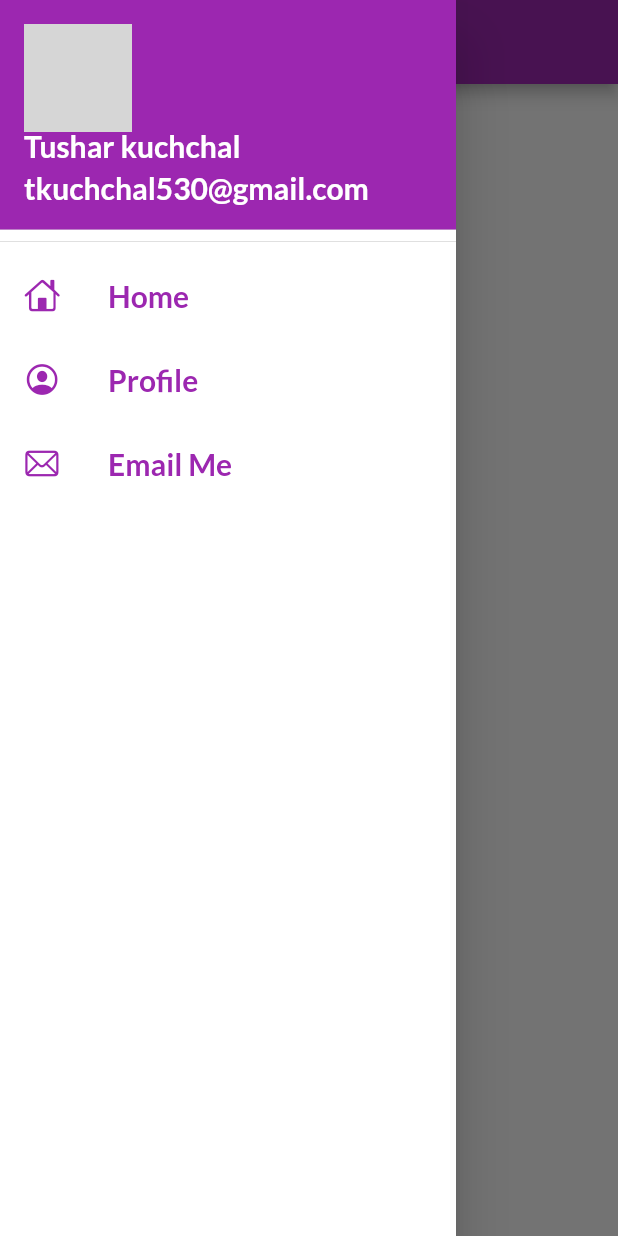
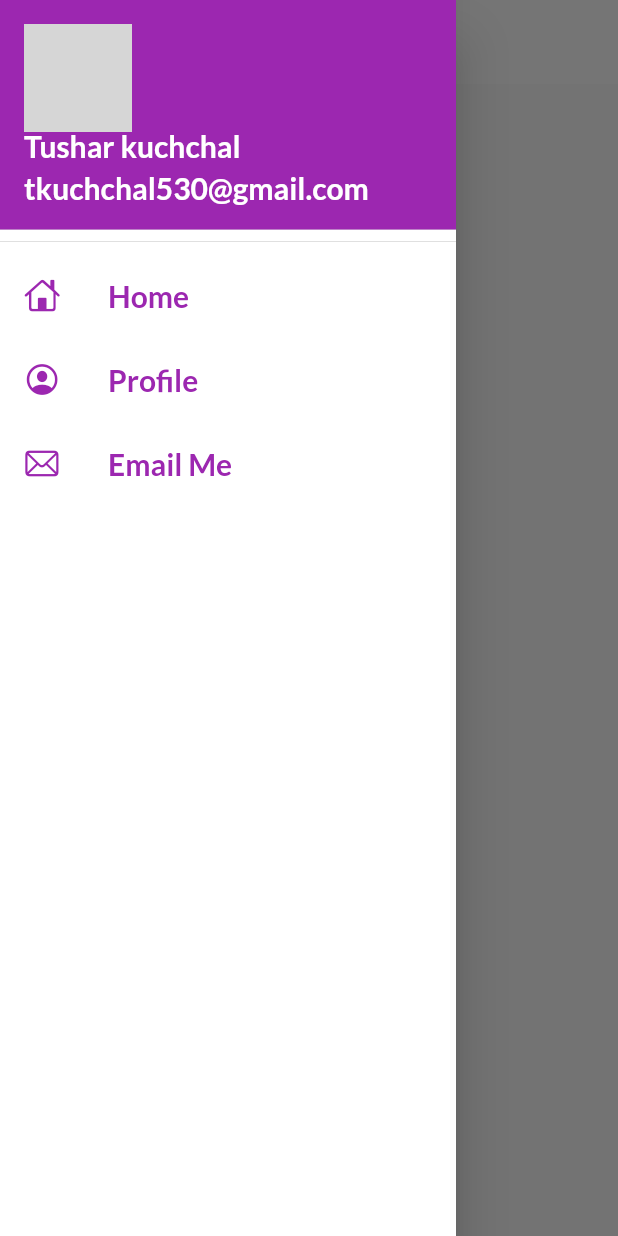
Before and after one commit to tushar-kuchchal/30dayflutter, a Flutter app: the screen it shows after launch, with the side drawer open, on a phone screen of 412 x 824 dp. Run offline on Flutter 3.47's test engine with Material 2 defaults, Android fonts, the phone set to English and light mode, and no system bars; our stand-ins replace google_fonts; network calls fail; grey boxes are pictures that could not be loaded.

Commit message:
mangae theme widget

```diff
--- a/lib/main.dart
+++ b/lib/main.dart
@@ -4,8 +4,7 @@ import 'package:flutter/material.dart';
 import 'package:flutter_tutorail/pages/home_page.dart';
 import 'package:flutter_tutorail/pages/login.dart';
 import 'package:flutter_tutorail/utils/routes.dart';
-import 'package:google_fonts/google_fonts.dart';
-
+import 'package:flutter_tutorail/widgets/theme.dart';
 
 void main() {
   runApp(MainApp());
@@ -18,10 +17,8 @@ class MainApp extends StatelessWidget {
       // home: Home(),
       themeMode: ThemeMode.light,
       debugShowCheckedModeBanner: false,
-      theme: ThemeData(
-          primarySwatch: Colors.purple,
-          fontFamily: GoogleFonts.lato().fontFamily),
-      darkTheme: ThemeData(brightness: Brightness.dark),
+      theme: MyTheme.lightTheme(context),
+      darkTheme: MyTheme.darkTheme(context),
       initialRoute: MyRoute.home,
       routes: {
         MyRoute.login: (context) => Login(),
--- a/lib/pages/home_page.dart
+++ b/lib/pages/home_page.dart
@@ -6,10 +6,11 @@ import "package:flutter_tutorail/widgets/drawer.dart";
 class Home extends StatelessWidget {
   @override
   Widget build(BuildContext context) {
-    return Scaffold(appBar: AppBar(
-      title: Text('Flutter Tutorail'),
-    ),
-
-    drawer: MyDrawer(),);
+    return Scaffold(
+      appBar: AppBar(
+        title: Text('catalog app'),
+      ),
+      drawer: MyDrawer(),
+    );
   }
 }
--- /dev/null
+++ b/lib/widgets/theme.dart
@@ -0,0 +1,22 @@
+// ignore_for_file: prefer_const_constructors
+
+import 'package:flutter/material.dart';
+import 'package:google_fonts/google_fonts.dart';
+
+class MyTheme {
+  static ThemeData lightTheme(BuildContext context)=>
+    ThemeData(
+          primarySwatch: Colors.purple,
+          fontFamily: GoogleFonts.lato().fontFamily,
+          appBarTheme: AppBarTheme(
+            color: Colors.white,
+            elevation: 0,
+            iconTheme: IconThemeData(
+              color: Colors.black,
+            ),
+            titleTextStyle:TextStyle(color: Colors.black)
+
+          ));
+  static ThemeData darkTheme(BuildContext context)=>
+    ThemeData(brightness: Brightness.dark);
+}
```
